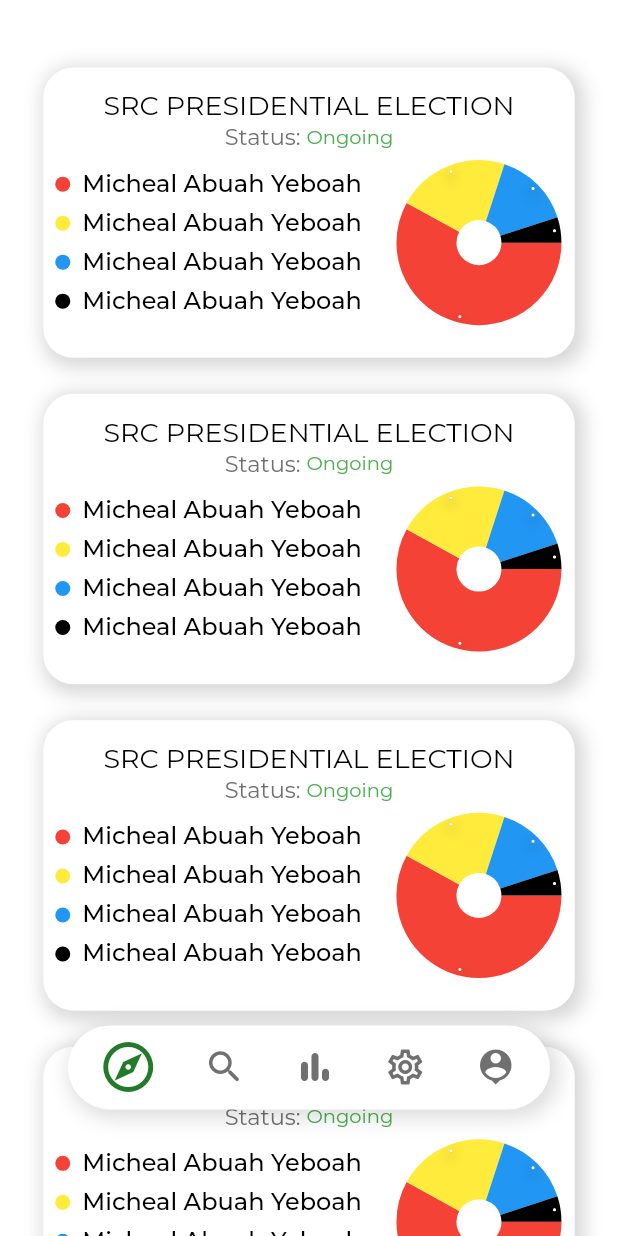
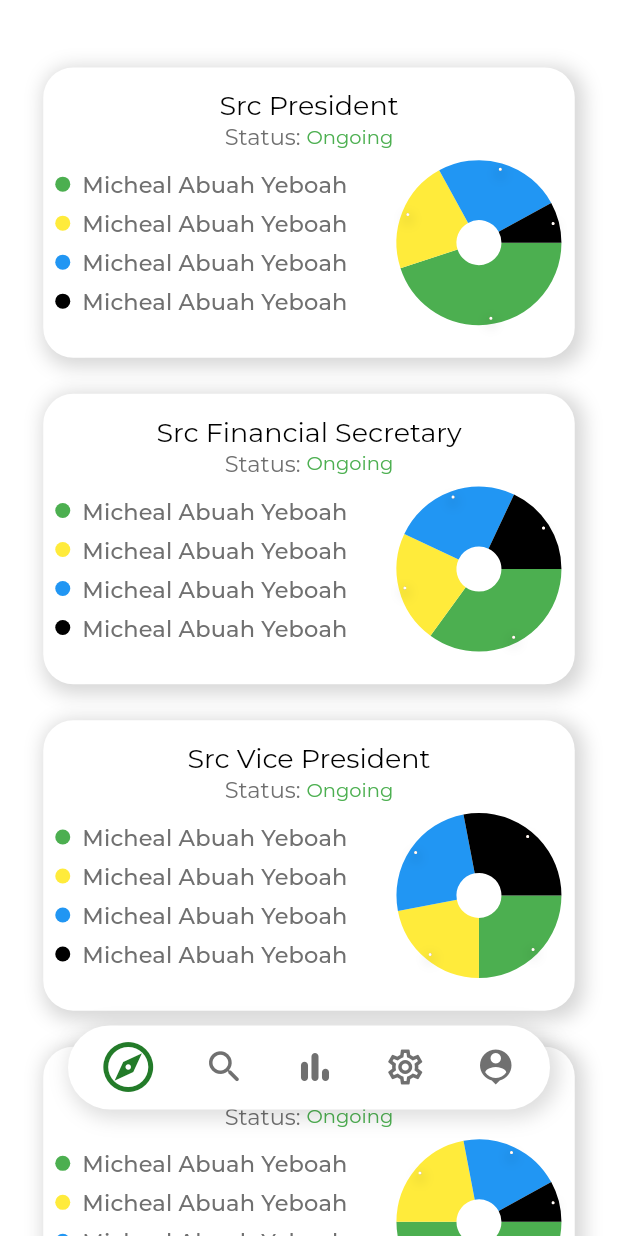
Before and after one commit to gyatashoa/votex, a Flutter app: the screen it shows after launch, on a phone screen of 412 x 824 dp. Run offline on Flutter 3.47's test engine with Material 2 defaults, Android fonts, the light colour scheme and no system bars; drawn by our look-alikes of fl_chart; our stand-ins replace google_fonts, responsive_builder, stacked, stacked_services.

Commit message:
done discover tab with hard coded data

```diff
--- /dev/null
+++ b/lib/models/voting_model.dart
@@ -0,0 +1,14 @@
+import 'package:flutter/cupertino.dart';
+
+class VotingModel {
+  final String pollTitle;
+  final PollStatus status;
+  final List<String> contestants;
+  final List<Color>? tags;
+  final List<double> values;
+
+  const VotingModel(this.pollTitle, this.status, this.contestants, this.values,
+      {this.tags});
+}
+
+enum PollStatus { ONGOING, COMPLETED, NOTSTARTED }
--- /dev/null
+++ b/lib/ui/view_model/discover_view_model.dart
@@ -0,0 +1,77 @@
+import 'dart:async';
+
+import 'package:flutter/material.dart';
+import 'package:stacked/stacked.dart';
+import 'package:votex/models/voting_model.dart';
+
+class DiscoverViewModel extends StreamViewModel<List<VotingModel>> {
+  List<VotingModel> _list = [
+    VotingModel('Src President', PollStatus.ONGOING, <String>[
+      'Micheal Abuah Yeboah',
+      'Micheal Abuah Yeboah',
+      'Micheal Abuah Yeboah',
+      'Micheal Abuah Yeboah'
+    ], <double>[
+      45,
+      22,
+      25,
+      8
+    ], tags: <Color>[
+      Colors.green,
+      Colors.yellow,
+      Colors.blue,
+      Colors.black
+    ]),
+    VotingModel('Src Financial Secretary', PollStatus.ONGOING, <String>[
+      'Micheal Abuah Yeboah',
+      'Micheal Abuah Yeboah',
+      'Micheal Abuah Yeboah',
+      'Micheal Abuah Yeboah'
+    ], <double>[
+      35,
+      22,
+      25,
+      18
+    ], tags: <Color>[
+      Colors.green,
+      Colors.yellow,
+      Colors.blue,
+      Colors.black
+    ]),
+    VotingModel('Src Vice President', PollStatus.ONGOING, <String>[
+      'Micheal Abuah Yeboah',
+      'Micheal Abuah Yeboah',
+      'Micheal Abuah Yeboah',
+      'Micheal Abuah Yeboah'
+    ], <double>[
+      25,
+      22,
+      25,
+      28
+    ], tags: <Color>[
+      Colors.green,
+      Colors.yellow,
+      Colors.blue,
+      Colors.black
+    ]),
+    VotingModel('Src General Secretary', PollStatus.ONGOING, <String>[
+      'Micheal Abuah Yeboah',
+      'Micheal Abuah Yeboah',
+      'Micheal Abuah Yeboah',
+      'Micheal Abuah Yeboah'
+    ], <double>[
+      50,
+      22,
+      20,
+      8
+    ], tags: <Color>[
+      Colors.green,
+      Colors.yellow,
+      Colors.blue,
+      Colors.black
+    ]),
+  ];
+
+  @override
+  Stream<List<VotingModel>> get stream => Stream.value(_list);
+}
--- /dev/null
+++ b/lib/ui/views/discover_view.dart
@@ -0,0 +1,18 @@
+import 'package:flutter/material.dart';
+import 'package:stacked/stacked.dart';
+import 'package:votex/ui/view_model/discover_view_model.dart';
+import 'package:votex/ui/widgets/custom_vote_cards.dart';
+
+class DiscoverView extends StatelessWidget {
+  @override
+  Widget build(BuildContext context) {
+    return ViewModelBuilder<DiscoverViewModel>.reactive(
+        builder: (context, model, widget) {
+          if (!model.dataReady) return CircularProgressIndicator();
+          return Column(
+              children:
+                  model.data!.map((e) => CustomVCards(model: e)).toList());
+        },
+        viewModelBuilder: () => DiscoverViewModel());
+  }
+}
--- a/lib/ui/views/home_view.dart
+++ b/lib/ui/views/home_view.dart
@@ -2,8 +2,8 @@ import 'package:flutter/material.dart';
 import 'package:responsive_builder/responsive_builder.dart';
 import 'package:stacked/stacked.dart';
 import 'package:votex/ui/view_model/home_view_model.dart';
+import 'package:votex/ui/views/discover_view.dart';
 import 'package:votex/ui/widgets/custom_bottom_nav_bar.dart';
-import 'package:votex/ui/widgets/custom_vote_cards.dart';
 
 class HomeView extends StatelessWidget {
   @override
@@ -26,11 +26,20 @@ class _MobileView extends StatelessWidget {
   final SizingInformation info;
   final HomeViewModel model;
 
-  const _MobileView(
+  final List<Widget> _tabs = <Widget>[
+    DiscoverView(),
+    Container(),
+    Container(),
+    Container(),
+    Container(),
+  ];
+
+  _MobileView(
     this.info,
     this.model, {
     Key? key,
   }) : super(key: key);
+
   @override
   Widget build(BuildContext context) {
     Size devSize = this.info.screenSize;
@@ -43,28 +52,11 @@ class _MobileView extends StatelessWidget {
             child: SingleChildScrollView(
               physics: BouncingScrollPhysics(),
               child: Padding(
-                padding: EdgeInsets.only(
-                    right: devSize.width * .07,
-                    left: devSize.width * .07,
-                    top: devSize.width * .08),
-                child: Column(
-                  crossAxisAlignment: CrossAxisAlignment.start,
-                  children: [
-                    CustomVCards(
-                      pollTitle: 'SRC PRESIDENTIAL ELECTION',
-                    ),
-                    CustomVCards(
-                      pollTitle: 'SRC PRESIDENTIAL ELECTION',
-                    ),
-                    CustomVCards(
-                      pollTitle: 'SRC PRESIDENTIAL ELECTION',
-                    ),
-                    CustomVCards(
-                      pollTitle: 'SRC PRESIDENTIAL ELECTION',
-                    ),
-                  ],
-                ),
-              ),
+                  padding: EdgeInsets.only(
+                      right: devSize.width * .07,
+                      left: devSize.width * .07,
+                      top: devSize.width * .08),
+                  child: this._tabs[model.currentIndex]),
             ),
           ),
           Padding(
--- a/lib/ui/widgets/custom_vote_cards.dart
+++ b/lib/ui/widgets/custom_vote_cards.dart
@@ -1,15 +1,27 @@
 import 'package:flutter/material.dart';
 import 'package:fl_chart/fl_chart.dart';
+import 'package:votex/models/voting_model.dart';
 import 'package:votex/theme/fonts.dart';
 
 class CustomVCards extends StatelessWidget {
-  final String? pollTitle;
+  final VotingModel? model;
 
-  const CustomVCards({Key? key, this.pollTitle}) : super(key: key);
+  const CustomVCards({Key? key, @required this.model}) : super(key: key);
 
   @override
   Widget build(BuildContext context) {
     final devSize = MediaQuery.of(context).size;
+    late String statusText;
+    switch (this.model!.status) {
+      case PollStatus.COMPLETED:
+        statusText = 'Completed';
+        break;
+      case PollStatus.ONGOING:
+        statusText = 'Ongoing';
+        break;
+      default:
+        statusText = 'Not Started';
+    }
     return Padding(
       padding: const EdgeInsets.symmetric(vertical: 12.0),
       child: Container(
@@ -18,7 +30,7 @@ class CustomVCards extends StatelessWidget {
               child: Column(
                 children: [
                   Text(
-                    this.pollTitle!,
+                    this.model!.pollTitle,
                     style: Theme.of(context).textTheme.headline3,
                   ),
                   Row(
@@ -29,7 +41,7 @@ class CustomVCards extends StatelessWidget {
                         style: Theme.of(context).textTheme.subtitle1,
                       ),
                       Text(
-                        'Ongoing',
+                        '$statusText',
                         style: onGoingText,
                       )
                     ],
@@ -39,22 +51,20 @@ class CustomVCards extends StatelessWidget {
                       Expanded(
                         child: Column(
                           mainAxisAlignment: MainAxisAlignment.spaceAround,
-                          children: [
-                            _nameLabel(
-                                'Micheal Abuah Yeboah', Colors.red, context),
-                            _nameLabel(
-                                'Micheal Abuah Yeboah', Colors.yellow, context),
-                            _nameLabel(
-                                'Micheal Abuah Yeboah', Colors.blue, context),
-                            _nameLabel(
-                                'Micheal Abuah Yeboah', Colors.black, context),
-                          ],
+                          children: this
+                              .model!
+                              .contestants
+                              .asMap()
+                              .entries
+                              .map((e) => _nameLabel(
+                                  e.value, this.model!.tags![e.key], context))
+                              .toList(),
                         ),
                       ),
                       Container(
                           height: devSize.height * .15,
                           width: devSize.width * .31,
-                          child: _chart())
+                          child: _chart(this.model!))
                     ],
                   )
                 ],
@@ -93,39 +103,27 @@ Widget _nameLabel(String name, Color color, BuildContext context) => Row(
               maxLines: 1,
               softWrap: true,
               overflow: TextOverflow.fade,
-              style: Theme.of(context).textTheme.bodyText1),
+              style: Theme.of(context).textTheme.subtitle2),
         ),
       ],
     );
 
-PieChart _chart() {
+PieChart _chart(VotingModel model) {
   const image = 'assets/images/user_c.jpg';
-  return PieChart(PieChartData(sections: [
-    PieChartSectionData(
-        badgeWidget: _badgeWidget(image),
-        badgePositionPercentageOffset: .90,
-        color: Colors.red,
-        showTitle: false,
-        value: 58),
-    PieChartSectionData(
-        badgeWidget: _badgeWidget(image),
-        badgePositionPercentageOffset: .90,
-        color: Colors.yellow,
-        showTitle: false,
-        value: 22),
-    PieChartSectionData(
-        badgeWidget: _badgeWidget(image),
-        badgePositionPercentageOffset: .90,
-        color: Colors.blue,
-        showTitle: false,
-        value: 15),
-    PieChartSectionData(
-        badgeWidget: _badgeWidget(image),
-        badgePositionPercentageOffset: .90,
-        color: Colors.black,
-        showTitle: false,
-        value: 5),
-  ], sectionsSpace: 0, centerSpaceRadius: 15));
+
+  return PieChart(PieChartData(
+      sections: model.values
+          .asMap()
+          .entries
+          .map((e) => PieChartSectionData(
+              badgeWidget: _badgeWidget(image),
+              badgePositionPercentageOffset: .90,
+              color: model.tags![e.key],
+              showTitle: false,
+              value: e.value))
+          .toList(),
+      sectionsSpace: 0,
+      centerSpaceRadius: 15));
 }
 
 Widget _badgeWidget(String image) => Container(
```
